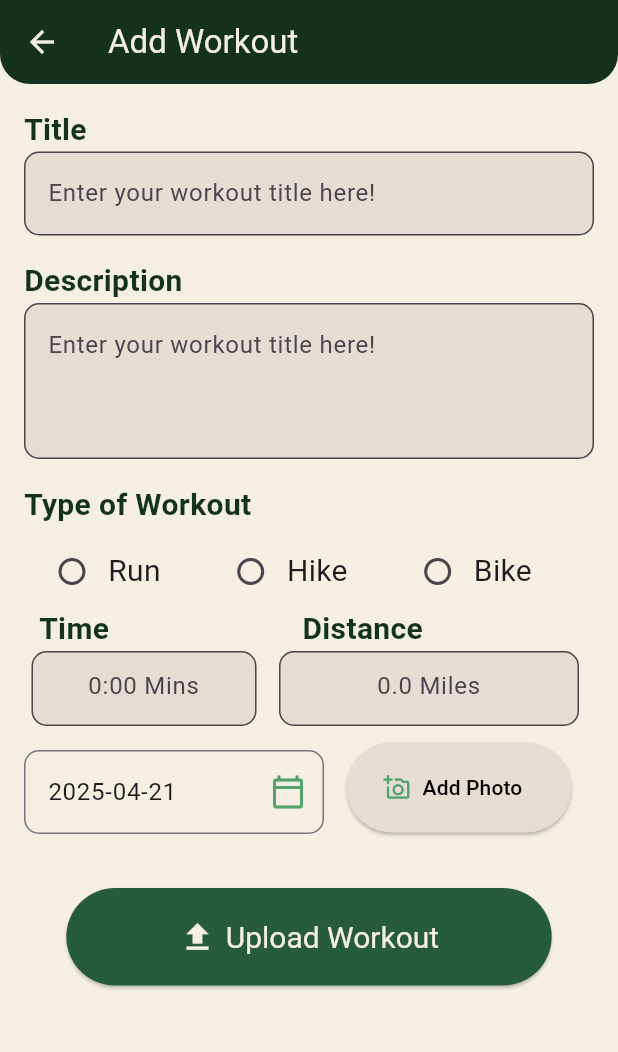
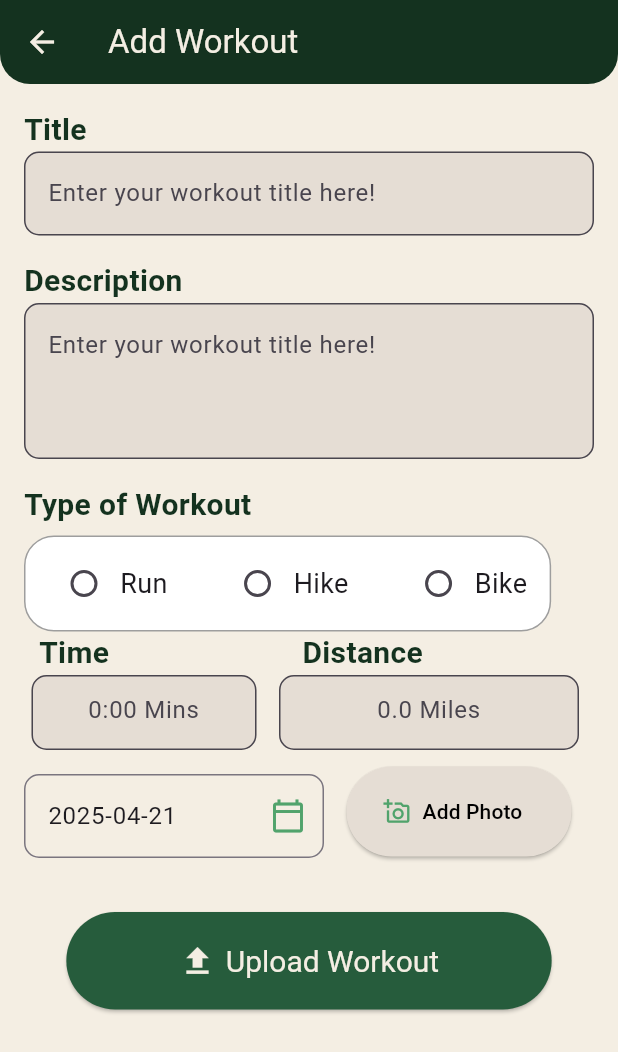
Before and after one commit to marcsaffold17/GetFitApp, a Flutter app: the WorkoutEntryScreen screen opened directly with empty values, on a phone screen of 412 x 824 dp. Shown: the top 1052 px of the screen. Run offline on Flutter 3.47's test engine with Material 3 defaults, Android fonts, the phone set to English and light mode, and no system bars; our stand-ins replace cloud_firestore, firebase_core, firebase_storage, fl_chart, google_nav_bar, image_picker and 1 more; accounts and stored records are empty.

Commit message:
Added a container to type of workout

```diff
--- a/get_fit_app/lib/view/insert_workout_view.dart
+++ b/get_fit_app/lib/view/insert_workout_view.dart
@@ -139,7 +139,7 @@ class _WorkoutEntryScreenState extends State<WorkoutEntryScreen>
             },
             activeColor: Color.fromARGB(255, 81, 163, 108),
           ),
-          Text(value, style: TextStyle(fontSize: 20)),
+          Text(value, style: TextStyle(fontSize: 18)),
         ],
       ),
     );
@@ -218,7 +218,14 @@ class _WorkoutEntryScreenState extends State<WorkoutEntryScreen>
                             ),
                           ),
                           SizedBox(height: 6),
-                          Wrap(
+                          Container(
+                            padding: EdgeInsets.all(7),
+                            decoration: BoxDecoration(
+                              color: Colors.white,
+                              border: Border.all(color: Colors.grey, width: 1),
+                              borderRadius: BorderRadius.circular(20),
+                            ),
+                            child: Wrap(
                               spacing: 20.0,
                               runSpacing: 8.0,
                               alignment: WrapAlignment.center,
@@ -227,6 +234,7 @@ class _WorkoutEntryScreenState extends State<WorkoutEntryScreen>
                                 _buildRadioOption('Hike'),
                                 _buildRadioOption('Bike'),
                               ],
+                            ),
                           ),
                         ],
                       ),
```
Lines whose indentation alone changed are shown as unchanged.
